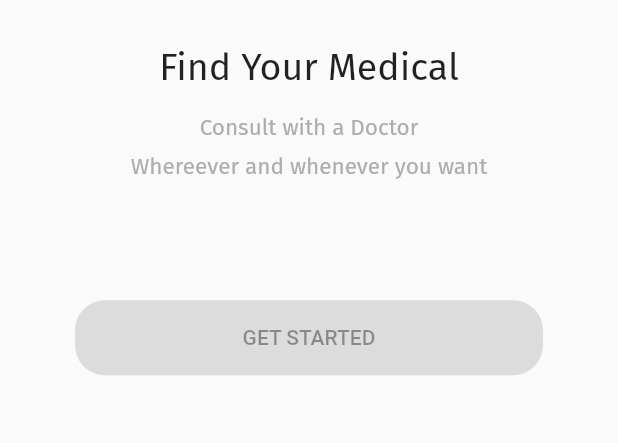
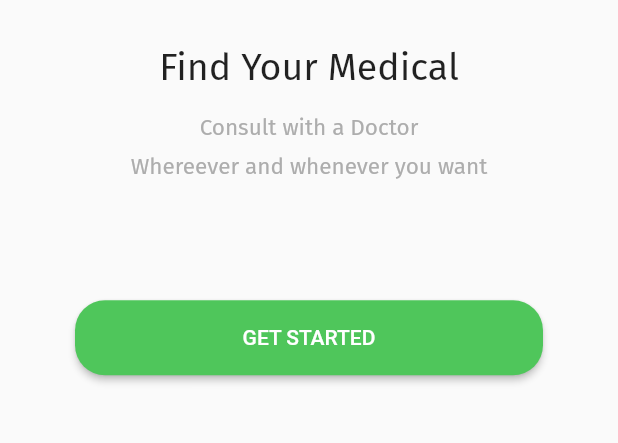
Before and after one commit to Ibrahim-K98han/online_medicine_apps, a Flutter app: the screen it shows after launch, on a phone screen of 412 x 824 dp, the part 545-988 px from its top. Run offline on Flutter 3.47's test engine with Material 2 defaults, Android fonts, the light colour scheme and no system bars; our stand-ins replace google_fonts.

Commit message:
splash screen ui done

```diff
--- a/lib/screen/splash_screen.dart
+++ b/lib/screen/splash_screen.dart
@@ -2,6 +2,7 @@ import 'package:flutter/material.dart';
 import 'package:online_medicine_apps/widget/button_primary.dart';
 import 'package:online_medicine_apps/widget/general_logo_space.dart';
 
+import '../theme.dart';
 import '../widget/widget_ilustration.dart';
 
 class SplashScreen extends StatelessWidget {
@@ -13,7 +14,7 @@ class SplashScreen extends StatelessWidget {
       body: GeneralLogoSpace(
         child: Column(
           children: [
-            SizedBox(
+            const SizedBox(
               height: 45,
             ),
             WidgetIlustration(
@@ -21,9 +22,25 @@ class SplashScreen extends StatelessWidget {
               title: 'Find Your Medical',
               subtitle1: 'Consult with a Doctor',
               subtitle2: 'Whereever and whenever you want',
-              child: ButtonPrimary(
-                text: 'get started',
-                onTap: () {},
+            ),
+            // ButtonPrimary(
+            //   text: 'get started',
+            //   onTap: () {},
+            // )
+            SizedBox(
+              width: MediaQuery.of(context).size.width - 100,
+              height: 50,
+              child: ElevatedButton(
+                style: ElevatedButton.styleFrom(
+                  backgroundColor: greenColor,
+                  shape: RoundedRectangleBorder(
+                    borderRadius: BorderRadius.circular(20),
+                  ),
+                ),
+                onPressed: () {},
+                child: Text(
+                  'get started'.toUpperCase(),
+                ),
               ),
             )
           ],
--- a/lib/widget/widget_ilustration.dart
+++ b/lib/widget/widget_ilustration.dart
@@ -59,7 +59,6 @@ class WidgetIlustration extends StatelessWidget {
             const SizedBox(
               height: 80,
             ),
-            child ?? SizedBox(),
           ],
         )
       ],
```
Also changed, not shown: lib/theme.dart (+8 -4 lines), lib/screen/register_screen.dart (added).
